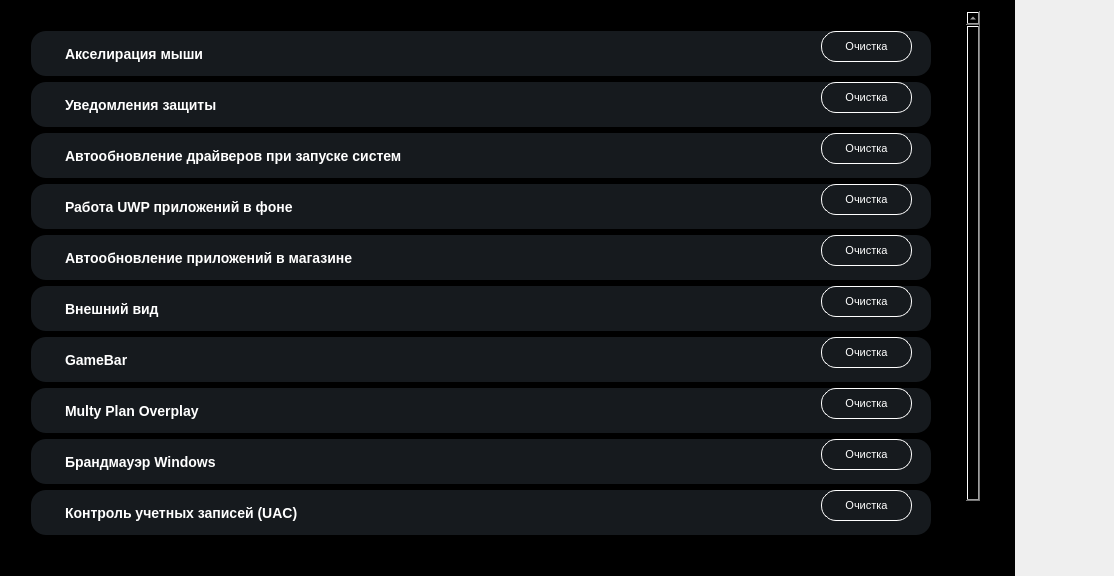
First picture: the form in SettingsWidjets/BaseSettings.ui, repository zoomprog/ZoomDesctop, before the edit.
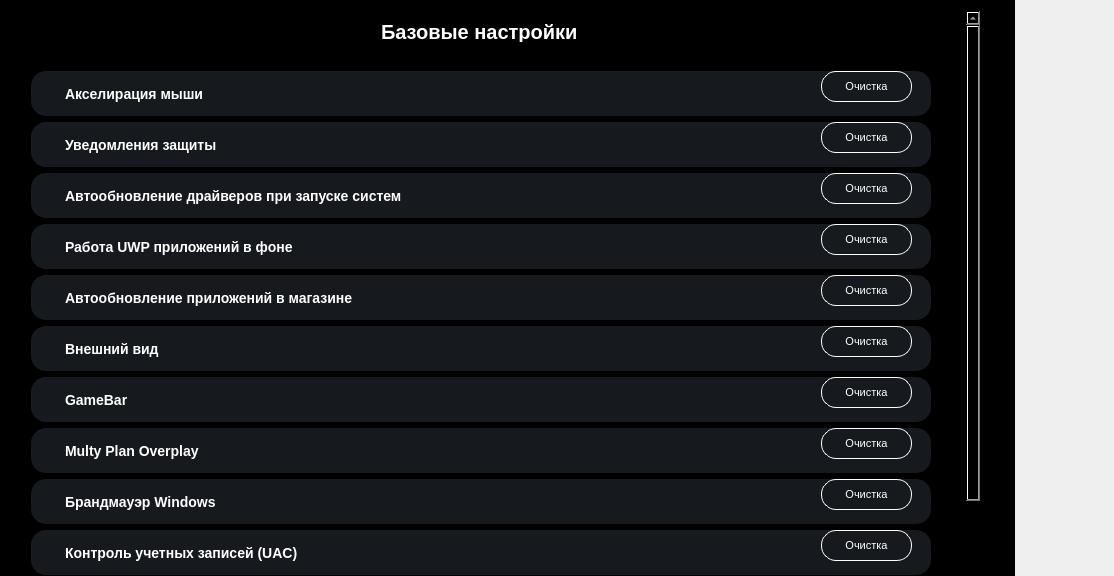
Second picture: the form after the edit.

```diff
--- a/SettingsWidjets/BaseSettings.ui
+++ b/SettingsWidjets/BaseSettings.ui
@@ -124,9 +124,9 @@
       <property name="geometry">
        <rect>
         <x>10</x>
-        <y>10</y>
+        <y>50</y>
         <width>941</width>
-        <height>621</height>
+        <height>581</height>
        </rect>
       </property>
       <property name="frameShape">
@@ -1736,6 +1736,27 @@
        </layout>
       </widget>
      </widget>
+     <widget class="QLabel" name="label">
+      <property name="geometry">
+       <rect>
+        <x>370</x>
+        <y>10</y>
+        <width>201</width>
+        <height>21</height>
+       </rect>
+      </property>
+      <property name="styleSheet">
+       <string notr="true">QLabel {
+    font-family: 'Arial'; /* Замените на нужное семейство шрифтов */
+    font-size: 20px; /* Замените на нужный размер шрифта */
+    color: white; /* Замените на нужный цвет текста */
+    font-weight: bold; /* Для жирного текста */
+}</string>
+      </property>
+      <property name="text">
+       <string>Базовые настройки</string>
+      </property>
+     </widget>
     </widget>
    </widget>
   </widget>
```
